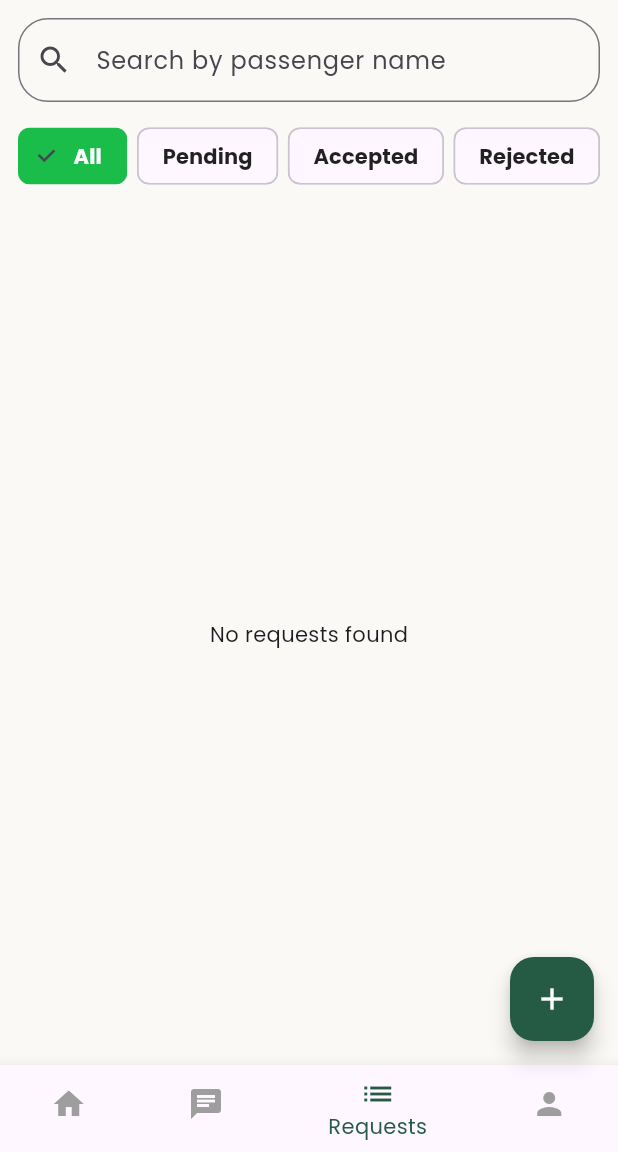
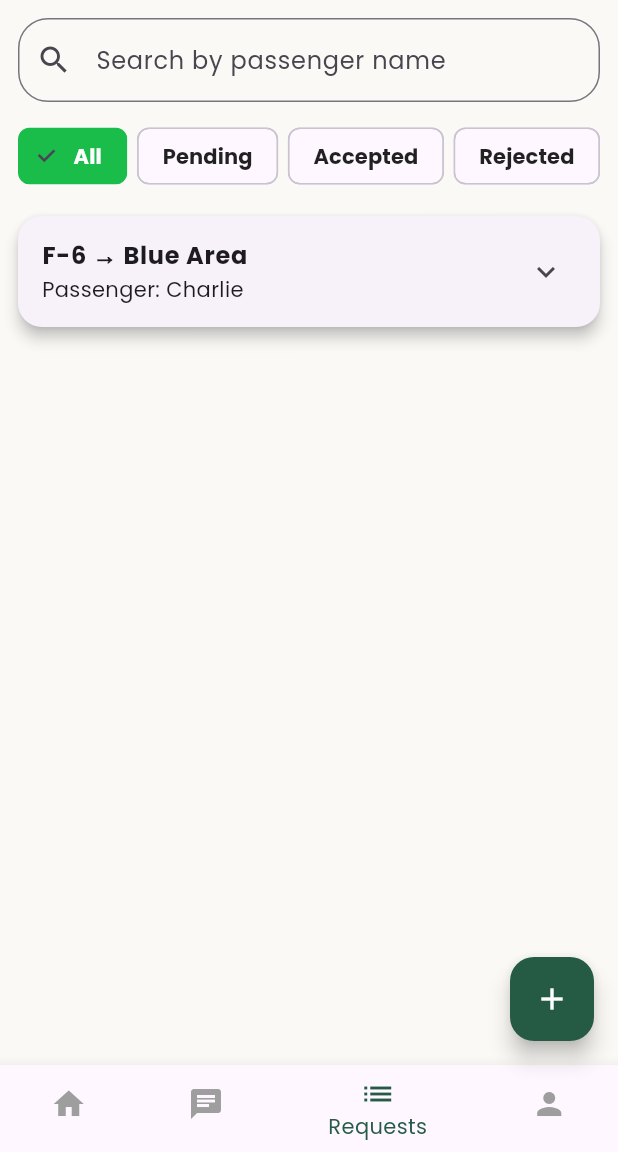
Before and after one commit to alibassam24/Carpool, a Flutter app: the CarpoolerHomeScreen screen opened by its route, item 3 of the bottom bar chosen, on a phone screen of 412 x 824 dp, the part 84-1236 px from its top. Run offline on Flutter 3.47's test engine with Material 3 defaults, Android fonts, the phone set to English and light mode, and no system bars; our stand-ins replace get, get_storage, google_fonts, image_picker, lottie, shared_preferences; accounts and stored records are empty.

Commit message:
requests tab ,fixes ,errors, ui

```diff
--- a/lib/main.dart
+++ b/lib/main.dart
@@ -3,6 +3,7 @@ import 'package:carpool_connect/screens/carpooler/carpooler_home_screen.dart';
 import 'package:carpool_connect/screens/carpooler/carpooler_signup.dart';
 import 'package:carpool_connect/screens/carpooler/verification_pending_screen.dart';
 import 'package:carpool_connect/screens/onboarding/onboarding_screen.dart';
+import 'package:carpool_connect/services/user_service.dart';
 import 'package:flutter/material.dart';
 import 'package:get/get.dart';
 import 'package:get_storage/get_storage.dart';
@@ -14,6 +15,8 @@ import 'controllers/ride_controller.dart';
 void main() async{
   await GetStorage.init();
   Get.put(RideController());
+   WidgetsFlutterBinding.ensureInitialized();
+  UserService.setTestUser();
   runApp(const CarpoolApp());
 }
 
--- a/lib/models/ride_model.dart
+++ b/lib/models/ride_model.dart
@@ -9,7 +9,7 @@ class Ride {
   final String driverId;
   String genderPreference;
   // 🔹 Requests list
-  final RxList<RideRequest> requests = <RideRequest>[].obs;
+  RxList<RideRequest> requests;
 
   Ride({
     required this.id,
@@ -19,7 +19,8 @@ class Ride {
     required this.when,
     required this.driverId,
     this.genderPreference="Any",
-  });
+    List<RideRequest>? requests,
+  }): requests = (requests ?? <RideRequest>[]).obs;
 
   void decrementSeat(int count) {
   if (seats - count >= 0) {
@@ -34,11 +35,13 @@ class RideRequest {
   final int seatsRequested;
   final String status; // pending, accepted, rejected
 
+
   RideRequest({
     required this.passengerId,
     required this.passengerName,
     required this.seatsRequested,
     this.status = "pending",
+
   });
 
   // 👇 Utility to clone with new values
--- a/lib/screens/carpooler/carpooler_home_screen.dart
+++ b/lib/screens/carpooler/carpooler_home_screen.dart
@@ -21,7 +21,7 @@ class _CarpoolerHomeScreenState extends State<CarpoolerHomeScreen> {
   int _currentIndex = 0;
 
   final RideController rideController = Get.put(RideController()); // 🔹 attach controller once
-final List<Widget> _tabs = [
+  final List<Widget> _tabs = [
   const HomeTab(),
   const Center(child: Text("Chats coming soon")),
   const RequestsTab(),   // ✅ now uses the real tab
--- a/lib/services/user_service.dart
+++ b/lib/services/user_service.dart
@@ -46,6 +46,12 @@ class UserService {
     return null;
   }
 }
+static void setTestUser() {
+  if (_currentUser == null) {
+    // Pick a driver user to match mock ride driver IDs
+    _currentUser = dummyUsers.firstWhere((u) => u.role == 'Carpooler');
+  }
+}
   static void login(DummyUser user) {
     _currentUser = user;
   }
--- a/lib/tabs/requests_tab.dart
+++ b/lib/tabs/requests_tab.dart
@@ -11,10 +11,11 @@ class RequestsTab extends StatefulWidget {
   State<RequestsTab> createState() => _RequestsTabState();
 }
 
-class _RequestsTabState extends State<RequestsTab> {
+class _RequestsTabState extends State<RequestsTab> with SingleTickerProviderStateMixin {
   final RideController rideController = Get.find<RideController>();
   final TextEditingController _searchController = TextEditingController();
   String _filterStatus = 'All';
+  final GlobalKey<AnimatedListState> _listKey = GlobalKey<AnimatedListState>();
 
   @override
   Widget build(BuildContext context) {
@@ -32,7 +33,6 @@ class _RequestsTabState extends State<RequestsTab> {
           if (_searchController.text.isNotEmpty &&
               !req.passengerName.toLowerCase().contains(_searchController.text.toLowerCase()))
             continue;
-
           allRequests.add(_RequestItem(ride: ride, request: req));
         }
       }
@@ -41,7 +41,7 @@ class _RequestsTabState extends State<RequestsTab> {
         onRefresh: () async => rideController.rides.refresh(),
         child: Column(
           children: [
-            // Search bar
+            // Search Bar
             Padding(
               padding: const EdgeInsets.all(12),
               child: TextField(
@@ -56,7 +56,7 @@ class _RequestsTabState extends State<RequestsTab> {
                 ),
               ),
             ),
-            // Filter buttons
+            // Status Filters
             Padding(
               padding: const EdgeInsets.symmetric(horizontal: 12),
               child: Row(
@@ -77,51 +77,121 @@ class _RequestsTabState extends State<RequestsTab> {
               ),
             ),
             const SizedBox(height: 8),
-            // Requests list
+            // Requests List
             Expanded(
               child: allRequests.isEmpty
-                  ? const Center(child: Text("No requests found"))
+                  ? const Center(
+                      child: Text(
+                        "No requests found",
+                        style: TextStyle(fontSize: 16, fontWeight: FontWeight.w500),
+                      ),
+                    )
                   : ListView.builder(
+                      key: _listKey,
                       padding: const EdgeInsets.symmetric(horizontal: 12, vertical: 8),
                       itemCount: allRequests.length,
                       itemBuilder: (context, index) {
                         final item = allRequests[index];
-                        return AnimatedContainer(
-                          duration: const Duration(milliseconds: 400),
-                          curve: Curves.easeInOut,
-                          margin: const EdgeInsets.only(bottom: 12),
-                          decoration: BoxDecoration(
-                            color: Colors.white,
-                            borderRadius: BorderRadius.circular(16),
-                            boxShadow: const [
-                              BoxShadow(
-                                color: Colors.black12,
-                                blurRadius: 8,
-                                offset: Offset(0, 4),
+                        return _AnimatedRequestCard(
+                          key: ValueKey("${item.ride.id}-${item.request.passengerId}"),
+                          item: item,
+                          onUpdate: () => _highlightRequest(context),
+                        );
+                      },
+                    ),
             ),
           ],
         ),
-                          child: ListTile(
-                            contentPadding: const EdgeInsets.symmetric(horizontal: 16, vertical: 12),
+      );
+    });
+  }
+
+  void _highlightRequest(BuildContext context) {
+    final snack = SnackBar(
+      content: const Text("Request updated"),
+      duration: const Duration(seconds: 1),
+      behavior: SnackBarBehavior.floating,
+      backgroundColor: const Color(0xFF1ABC4A),
+    );
+    ScaffoldMessenger.of(context).showSnackBar(snack);
+  }
+}
+
+class _AnimatedRequestCard extends StatefulWidget {
+  final _RequestItem item;
+  final VoidCallback onUpdate;
+
+  const _AnimatedRequestCard({super.key, required this.item, required this.onUpdate});
+
+  @override
+  State<_AnimatedRequestCard> createState() => _AnimatedRequestCardState();
+}
+
+class _AnimatedRequestCardState extends State<_AnimatedRequestCard> with SingleTickerProviderStateMixin {
+  bool _expanded = false;
+  late AnimationController _controller;
+  late Animation<double> _scaleAnim;
+  late Animation<double> _fadeAnim;
+
+  @override
+  void initState() {
+    super.initState();
+    _controller = AnimationController(
+      vsync: this,
+      duration: const Duration(milliseconds: 300),
+    );
+    _scaleAnim = Tween<double>(begin: 0.95, end: 1.0).animate(
+      CurvedAnimation(parent: _controller, curve: Curves.easeOut),
+    );
+    _fadeAnim = Tween<double>(begin: 0, end: 1.0).animate(
+      CurvedAnimation(parent: _controller, curve: Curves.easeIn),
+    );
+    _controller.forward();
+  }
+
+  @override
+  void dispose() {
+    _controller.dispose();
+    super.dispose();
+  }
+
+  @override
+  Widget build(BuildContext context) {
+    final RideController rideController = Get.find();
+    final item = widget.item;
+
+    return ScaleTransition(
+      scale: _scaleAnim,
+      child: FadeTransition(
+        opacity: _fadeAnim,
+        child: Card(
+          elevation: 4,
+          margin: const EdgeInsets.only(bottom: 12),
+          shape: RoundedRectangleBorder(borderRadius: BorderRadius.circular(16)),
+          child: ExpansionTile(
+            key: PageStorageKey("${item.ride.id}-${item.request.passengerId}"),
+            onExpansionChanged: (val) => setState(() => _expanded = val),
             title: Text(
               "${item.ride.origin} → ${item.ride.destination}",
-                              style: const TextStyle(fontWeight: FontWeight.bold),
+              style: const TextStyle(fontWeight: FontWeight.bold, fontSize: 16),
             ),
-                            subtitle: Column(
+            subtitle: Text("Passenger: ${item.request.passengerName}"),
+            children: [
+              Padding(
+                padding: const EdgeInsets.symmetric(horizontal: 16, vertical: 8),
+                child: Column(
                   crossAxisAlignment: CrossAxisAlignment.start,
                   children: [
-                                const SizedBox(height: 4),
-                                Text("Passenger: ${item.request.passengerName}",
-                                    style: const TextStyle(fontWeight: FontWeight.w500)),
-                                Text("Seats requested: ${item.request.seatsRequested}",
-                                    style: const TextStyle(color: Colors.grey)),
-                                const SizedBox(height: 4),
+                    Text(
+                      "Seats requested: ${item.request.seatsRequested}",
+                      style: const TextStyle(color: Colors.grey, fontSize: 14),
+                    ),
+                    const SizedBox(height: 6),
                     _statusBadge(item.request.status),
-                              ],
-                            ),
-                            trailing: item.request.status == "pending"
-                                ? Row(
-                                    mainAxisSize: MainAxisSize.min,
+                    const SizedBox(height: 8),
+                    if (item.request.status == "pending")
+                      Row(
+                        mainAxisAlignment: MainAxisAlignment.end,
                         children: [
                           IconButton(
                             icon: const Icon(Icons.check, color: Colors.green),
@@ -129,7 +199,7 @@ class _RequestsTabState extends State<RequestsTab> {
                             onPressed: () {
                               rideController.respondToRequest(
                                   item.ride.id, item.request.passengerId, true);
-                                          _highlightRequest(context);
+                              widget.onUpdate();
                             },
                           ),
                           IconButton(
@@ -138,21 +208,19 @@ class _RequestsTabState extends State<RequestsTab> {
                             onPressed: () {
                               rideController.respondToRequest(
                                   item.ride.id, item.request.passengerId, false);
-                                          _highlightRequest(context);
+                              widget.onUpdate();
                             },
                           ),
                         ],
-                                  )
-                                : null,
                       ),
-                        );
-                      },
+                  ],
                 ),
               ),
             ],
           ),
+        ),
+      ),
     );
-    });
   }
 
   Widget _statusBadge(String status) {
@@ -174,7 +242,6 @@ class _RequestsTabState extends State<RequestsTab> {
     }
 
     return Container(
-      margin: const EdgeInsets.only(top: 4),
       padding: const EdgeInsets.symmetric(horizontal: 10, vertical: 4),
       decoration: BoxDecoration(
         color: bgColor,
@@ -186,16 +253,6 @@ class _RequestsTabState extends State<RequestsTab> {
       ),
     );
   }
-
-  void _highlightRequest(BuildContext context) {
-    final snack = SnackBar(
-      content: const Text("Request updated"),
-      duration: const Duration(seconds: 1),
-      behavior: SnackBarBehavior.floating,
-      backgroundColor: const Color(0xFF1ABC4A),
-    );
-    ScaffoldMessenger.of(context).showSnackBar(snack);
-  }
 }
 
 class _RequestItem {
```
Also changed, not shown: lib/controllers/ride_controller.dart (+18 -1 lines), lib/services/mock_data.dart (added, +63 -0 lines). Lines whose indentation alone changed are shown as unchanged.
